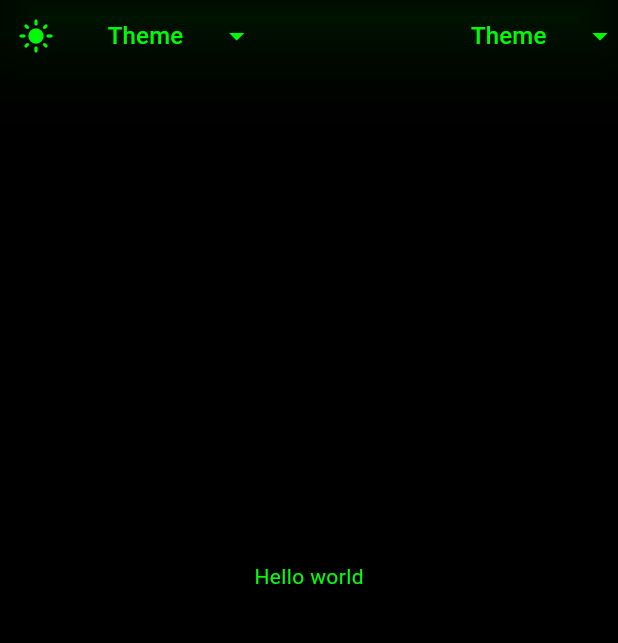
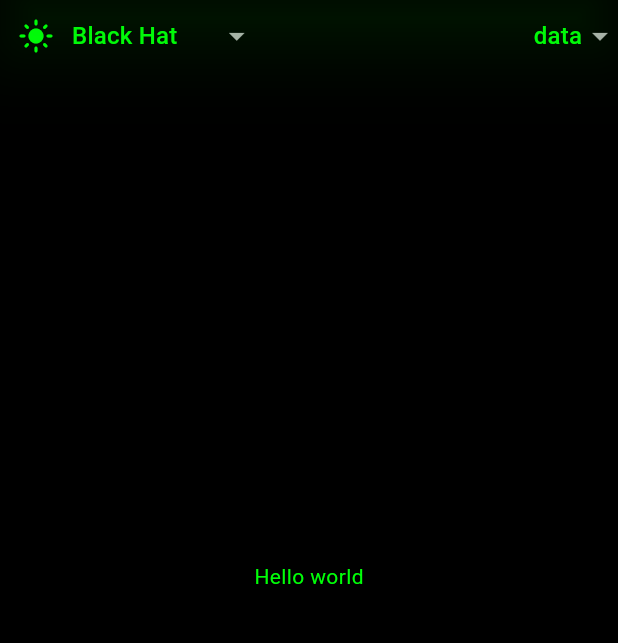
Before and after one commit to De4nWhit3/whatever, a Flutter app: the screen it shows after launch, on a phone screen of 412 x 824 dp, the part 84-727 px from its top. Run offline on Flutter 3.47's test engine with Material 3 defaults, Android fonts, the phone set to English and light mode, and no system bars.

Commit message:
black hat theme in progress

```diff
--- a/lib/application/core/themes/black_hat/black_hat_dark.dart
+++ b/lib/application/core/themes/black_hat/black_hat_dark.dart
@@ -4,6 +4,11 @@ import 'package:whatever/application/core/themes/black_hat/black_hat_settings.da
 
 class BlackHatDark {
   static final ThemeData darkTheme = ThemeData(
+    focusColor: Colors.transparent,
+    highlightColor: Colors.transparent,
+    splashColor: Colors.transparent,
+    // highlightColor: BlackHatColors.darkHighlightColor,
+    // splashColor: BlackHatColors.darkHighlightColor,
     appBarTheme: AppBarTheme(
       backgroundColor: BlackHatColors.darkScaffoldBackground,
       surfaceTintColor: Colors.transparent,
@@ -14,14 +19,17 @@ class BlackHatDark {
     navigationBarTheme: const NavigationBarThemeData(
       backgroundColor: BlackHatColors.darkScaffoldBackground,
     ),
+    menuButtonTheme: MenuButtonThemeData(
+      style: ButtonStyle(
+        foregroundColor: WidgetStatePropertyAll(BlackHatColors.darkTextColor),
+      ),
+    ),
     iconButtonTheme: IconButtonThemeData(
       style: ButtonStyle(
         iconColor: WidgetStateColor.resolveWith(
           (states) => BlackHatColors.darkTextColor,
         ),
-        backgroundColor: WidgetStateColor.resolveWith(
-          (states) => BlackHatColors.darkButtonBackground,
-        ),
+        backgroundColor: WidgetStatePropertyAll(Colors.transparent),
       ),
     ),
     segmentedButtonTheme: SegmentedButtonThemeData(
@@ -73,11 +81,11 @@ class BlackHatDark {
     ),
     textButtonTheme: TextButtonThemeData(
       style: ButtonStyle(
+        overlayColor: WidgetStateColor.resolveWith(
+          (states) => Colors.transparent,
+        ),
         foregroundColor: WidgetStateColor.resolveWith(
           (states) => BlackHatColors.darkTextColor,
-        ),
-        textStyle: WidgetStateTextStyle.resolveWith(
-          (states) => TextStyle(fontWeight: FontWeight.bold),
         ),
       ),
     ),
@@ -93,13 +101,26 @@ class BlackHatDark {
     cardColor: BlackHatColors.darkButtonBackground,
     cardTheme: CardThemeData(color: BlackHatColors.darkButtonBackground),
     dividerColor: BlackHatColors.darkButtonBackground,
-    highlightColor: BlackHatColors.darkHighlightColor,
-    splashColor: BlackHatColors.darkHighlightColor,
     unselectedWidgetColor: BlackHatColors.darkDisabledColor,
     disabledColor: BlackHatColors.darkDisabledColor,
     secondaryHeaderColor: BlackHatColors.darkDisabledColor,
     hintColor: BlackHatColors.darkDisabledColor,
-
+    dropdownMenuTheme: DropdownMenuThemeData(
+      menuStyle: MenuStyle(
+        backgroundColor: WidgetStatePropertyAll(
+          BlackHatColors.darkScaffoldBackground,
+        ),
+      ),
+      textStyle: TextStyle(color: BlackHatColors.darkTextColor),
+      inputDecorationTheme: InputDecorationTheme(
+        border: InputBorder.none,
+        enabledBorder: InputBorder.none,
+        focusedBorder: InputBorder.none,
+        suffixIconColor: BlackHatColors.darkTextColor,
+        iconColor: BlackHatColors.darkTextColor,
+        prefixIconColor: BlackHatColors.darkTextColor,
+      ),
+    ),
     buttonTheme: const ButtonThemeData(
       textTheme: ButtonTextTheme.normal,
       minWidth: 88,
@@ -114,6 +135,7 @@ class BlackHatDark {
         borderRadius: BorderRadius.all(Radius.circular(2.0)),
       ),
       alignedDropdown: false,
+
       buttonColor: BlackHatColors.darkError,
       disabledColor: BlackHatColors.darkDisabledColor,
       highlightColor: BlackHatColors.darkDisabledColor,
@@ -234,7 +256,7 @@ class BlackHatDark {
       activeTrackColor: BlackHatColors.darkTextColor,
       inactiveTrackColor: BlackHatColors.darkDisabledColor,
       thumbColor: BlackHatColors.darkButtonBackground,
-      valueIndicatorTextStyle: TextStyle(color: Color(0xdd000000)),
+      valueIndicatorTextStyle: TextStyle(color: BlackHatColors.darkTextColor),
     ),
     tabBarTheme: const TabBarThemeData(
       indicatorSize: TabBarIndicatorSize.tab,
@@ -332,6 +354,7 @@ class BlackHatDark {
         return BlackHatColors.darkButtonBackground;
       }),
     ),
+
     bottomAppBarTheme: const BottomAppBarTheme(color: Color(0xff424242)),
     colorScheme: ColorScheme.fromSwatch(primarySwatch: Colors.lightGreen)
         .copyWith(secondary: BlackHatColors.darkTextColor)
--- /dev/null
+++ b/lib/application/core/widgets/language/language_dropdown.dart
@@ -0,0 +1,20 @@
+import 'package:flutter/material.dart';
+
+class LanguageDropdown extends StatefulWidget {
+  const LanguageDropdown({super.key});
+
+  @override
+  State<LanguageDropdown> createState() => _LanguageDropdownState();
+}
+
+class _LanguageDropdownState extends State<LanguageDropdown> {
+  @override
+  Widget build(BuildContext context) {
+    return DropdownButtonHideUnderline(
+      child: DropdownButton(
+        items: [DropdownMenuItem(child: Text('data'))],
+        onChanged: (value) {},
+      ),
+    );
+  }
+}
--- a/lib/application/core/widgets/theme/theme_dropdown.dart
+++ b/lib/application/core/widgets/theme/theme_dropdown.dart
@@ -18,35 +18,24 @@ class _ThemeDropdownState extends State<ThemeDropdown> {
     super.initState();
   }
 
-  String? _selectedDisplayName;
-
   @override
   Widget build(BuildContext context) {
-    final Color primaryColor = themeService.isDarkModeOn
-        ? themeService.activeDarkTheme.primaryColor
-        : themeService.activeLightTheme.primaryColor;
     return DropdownButtonHideUnderline(
       child: DropdownButton<String>(
-        iconEnabledColor: primaryColor,
-        hint: Text("Theme", style: TextStyle(color: primaryColor)),
-        alignment: Alignment.center,
-        value: _selectedDisplayName,
-        onChanged: (String? newDisplayName) {
+        value: themeService
+            .themes
+            .keys
+            .first, // or track selected in state for dynamic selection
+        onChanged: (newDisplayName) {
           if (newDisplayName != null) {
             setState(() {
-              _selectedDisplayName = newDisplayName;
+              final themeKey = themeService.themes[newDisplayName]!;
+              themeService.changeTheme(themeName: themeKey);
             });
-            final themeKey = themeService.themes[newDisplayName]!;
-            themeService.changeTheme(themeName: themeKey);
           }
         },
-        items: themeService.themes.keys.map<DropdownMenuItem<String>>((
-          String displayName,
-        ) {
-          return DropdownMenuItem<String>(
-            value: displayName,
-            child: Text(displayName),
-          );
+        items: themeService.themes.keys.map((theme) {
+          return DropdownMenuItem<String>(value: theme, child: Text(theme));
         }).toList(),
       ),
     );
--- a/lib/application/pages/login/login_page.dart
+++ b/lib/application/pages/login/login_page.dart
@@ -1,6 +1,7 @@
 import 'package:flutter/material.dart';
 import 'package:provider/provider.dart';
 import 'package:whatever/application/core/services/theme_service.dart';
+import 'package:whatever/application/core/widgets/language/language_dropdown.dart';
 import 'package:whatever/application/core/widgets/theme/theme_dropdown.dart';
 
 class LoginPage extends StatefulWidget {
@@ -48,7 +49,7 @@ class _LoginPageState extends State<LoginPage> {
               ),
               ThemeDropdown(),
               Spacer(),
-              ThemeDropdown(),
+              LanguageDropdown(),
             ],
           ),
         ],
```
Also changed, not shown: 1 other file.
